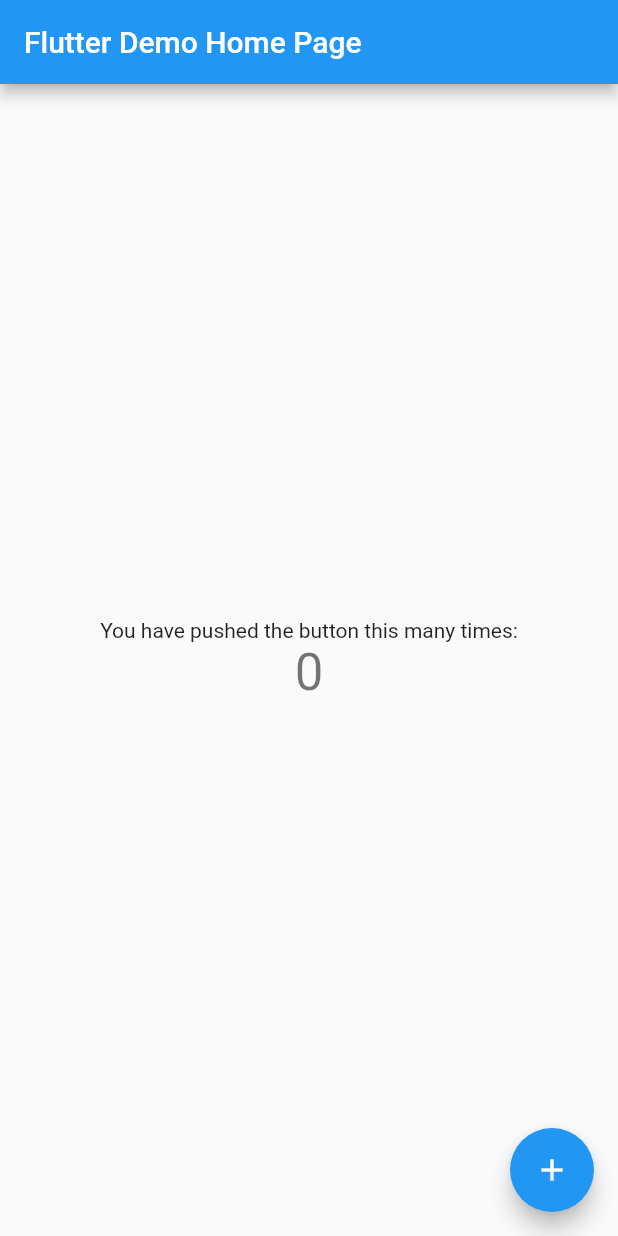
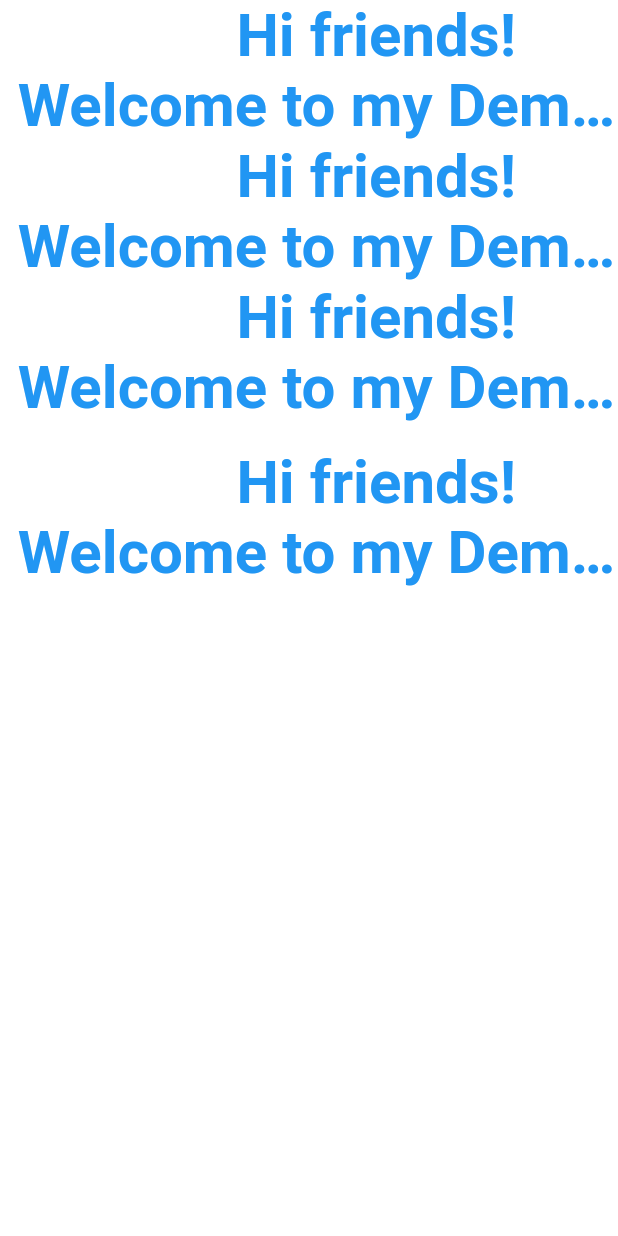
Before and after one commit to DineshikaSivapalaraja/Firstapp_flutter, a Flutter app: the screen it shows after launch, on a phone screen of 412 x 824 dp. Run offline on Flutter 3.47's test engine with Material 2 defaults, Android fonts, the phone set to English and light mode, and no system bars.

Commit message:
create_simple_widget

```diff
--- a/lib/main.dart
+++ b/lib/main.dart
@@ -1,8 +1,42 @@
 import 'package:flutter/material.dart';
 
 void main() {
-  runApp(const MyApp());
+  //runApp(const MyApp());
+  //runApp(); is expecting widget that we need to show
+  //runApp(const FreshText());
+  runApp(Column(
+    children: [
+    const FreshText(),
+    const FreshText(),
+    const FreshText(),
+     Text(
+      "Demo widget",
+       textDirection: TextDirection.ltr,
+    ),
+      const FreshText(),
+    ],
+  ));
 }
+
+class FreshText extends StatelessWidget {
+  const FreshText({
+    super.key,
+  }); //Key based constructor
+
+  @override
+  Widget build(BuildContext context) {
+    return const Text(
+        """
+         Hi friends! \n Welcome to my Demo application through flutter""",
+         textDirection: TextDirection.ltr,
+        //Text(
+          textAlign: TextAlign.center,
+          overflow: TextOverflow.ellipsis,
+          style: TextStyle(
+              fontSize: 40, fontWeight: FontWeight.bold, color: Colors.blue),
+    );
+  }
+}   //it's a separate widget
 
 class MyApp extends StatelessWidget {
   const MyApp({super.key});
@@ -22,9 +56,9 @@ class MyApp extends StatelessWidget {
         // or simply save your changes to "hot reload" in a Flutter IDE).
         // Notice that the counter didn't reset back to zero; the application
         // is not restarted.
-        primarySwatch: Colors.blue,
+        primarySwatch: Colors.yellow,
       ),
-      home: const MyHomePage(title: 'Flutter Demo Home Page'),
+      home: const MyHomePage(title: 'Dins Flutter Demo Home Page'),
     );
   }
 }
@@ -96,7 +130,7 @@ class _MyHomePageState extends State<MyHomePage> {
           mainAxisAlignment: MainAxisAlignment.center,
           children: <Widget>[
             const Text(
-              'You have pushed the button this many times:',
+              'Dineshi, You have pushed the button this many times:',
             ),
             Text(
               '$_counter',
```
